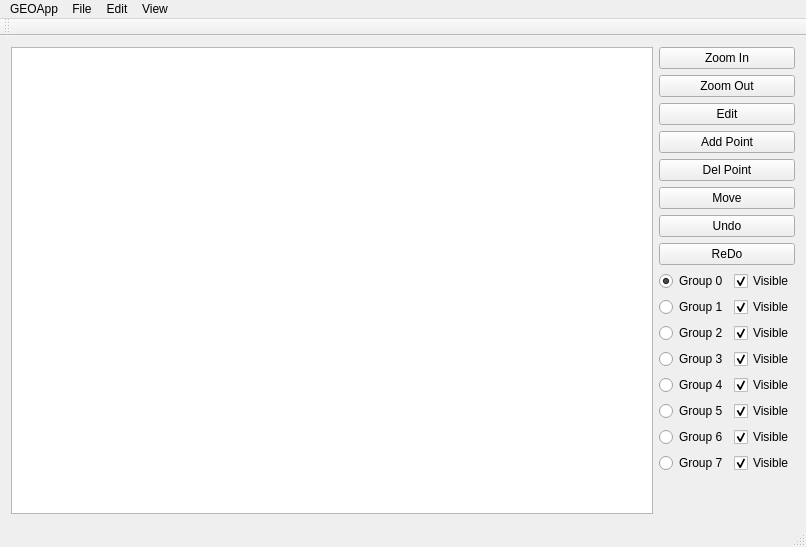
Old version of the form Geo_GUI_Application/mainwindow.ui in the repository IvanSevilla/GAT.
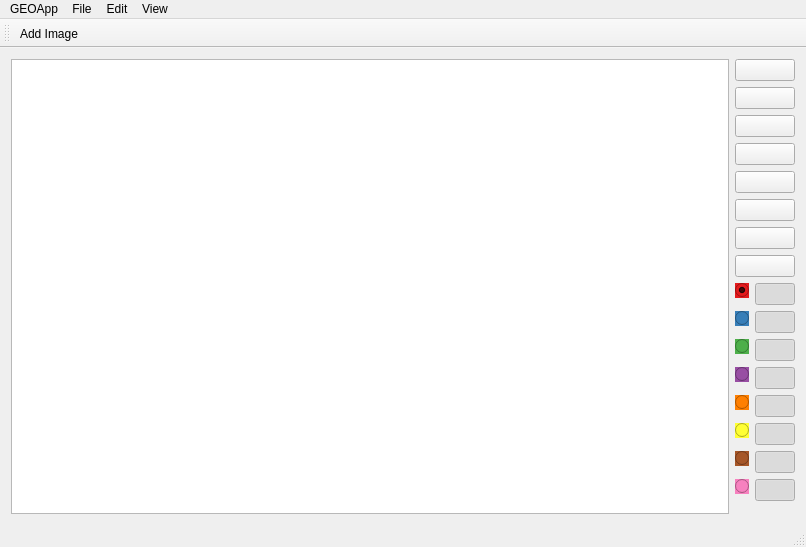
New version of the form. Icons and pictures are not drawn.

```diff
--- a/Geo_GUI_Application/mainwindow.ui
+++ b/Geo_GUI_Application/mainwindow.ui
@@ -78,21 +78,33 @@
         <item>
          <widget class="QPushButton" name="Btn_Zoom_In">
           <property name="text">
-           <string>Zoom In</string>
+           <string/>
+          </property>
+          <property name="icon">
+           <iconset resource="assets.qrc">
+            <normaloff>:/assets/search-plus.svg</normaloff>:/assets/search-plus.svg</iconset>
           </property>
          </widget>
         </item>
         <item>
          <widget class="QPushButton" name="Btn_Zoom_Out">
           <property name="text">
-           <string>Zoom Out</string>
+           <string/>
+          </property>
+          <property name="icon">
+           <iconset resource="assets.qrc">
+            <normaloff>:/assets/search-minus.svg</normaloff>:/assets/search-minus.svg</iconset>
           </property>
          </widget>
         </item>
         <item>
          <widget class="QPushButton" name="Btn_Edit">
           <property name="text">
-           <string>Edit</string>
+           <string/>
+          </property>
+          <property name="icon">
+           <iconset resource="assets.qrc">
+            <normaloff>:/assets/edit.svg</normaloff>:/assets/edit.svg</iconset>
           </property>
           <property name="checkable">
            <bool>true</bool>
@@ -104,7 +116,11 @@
           <item>
            <widget class="QPushButton" name="Btn_Add_Point">
             <property name="text">
-             <string>Add Point</string>
+             <string/>
+            </property>
+            <property name="icon">
+             <iconset resource="assets.qrc">
+              <normaloff>:/assets/plus-circle.svg</normaloff>:/assets/plus-circle.svg</iconset>
             </property>
             <property name="checkable">
              <bool>false</bool>
@@ -117,7 +133,11 @@
           <item>
            <widget class="QPushButton" name="Btn_Del_Point">
             <property name="text">
-             <string>Del Point</string>
+             <string/>
+            </property>
+            <property name="icon">
+             <iconset resource="assets.qrc">
+              <normaloff>:/assets/minus-circle.svg</normaloff>:/assets/minus-circle.svg</iconset>
             </property>
             <property name="checkable">
              <bool>false</bool>
@@ -130,7 +150,11 @@
           <item>
            <widget class="QPushButton" name="Btn_Move">
             <property name="text">
-             <string>Move</string>
+             <string/>
+            </property>
+            <property name="icon">
+             <iconset resource="assets.qrc">
+              <normaloff>:/assets/expand-arrows.svg</normaloff>:/assets/expand-arrows.svg</iconset>
             </property>
             <property name="flat">
              <bool>false</bool>
@@ -140,7 +164,11 @@
           <item>
            <widget class="QPushButton" name="Btn_Undo">
             <property name="text">
-             <string>Undo</string>
+             <string/>
+            </property>
+            <property name="icon">
+             <iconset resource="assets.qrc">
+              <normaloff>:/assets/undo.svg</normaloff>:/assets/undo.svg</iconset>
             </property>
             <property name="flat">
              <bool>false</bool>
@@ -150,7 +178,11 @@
           <item>
            <widget class="QPushButton" name="Btn_Do">
             <property name="text">
-             <string>ReDo</string>
+             <string/>
+            </property>
+            <property name="icon">
+             <iconset resource="assets.qrc">
+              <normaloff>:/assets/redo.svg</normaloff>:/assets/redo.svg</iconset>
             </property>
             <property name="flat">
              <bool>false</bool>
@@ -165,89 +197,126 @@
        <layout class="QVBoxLayout" name="verticalLayout_2">
         <item>
          <layout class="QFormLayout" name="formLayout">
-          <item row="0" column="0">
-           <widget class="QRadioButton" name="Group0">
-            <property name="text">
-             <string>Group 0</string>
-            </property>
-            <property name="checked">
-             <bool>true</bool>
-            </property>
-           </widget>
-          </item>
           <item row="1" column="0">
-           <widget class="QRadioButton" name="Group1">
+           <widget class="QRadioButton" name="Group0">
+            <property name="autoFillBackground">
+             <bool>false</bool>
+            </property>
+            <property name="styleSheet">
+             <string notr="true">
+background-color: rgb(228,26,28);</string>
+            </property>
             <property name="text">
-             <string>Group 1</string>
+             <string/>
+            </property>
+            <property name="checked">
+             <bool>true</bool>
             </property>
            </widget>
           </item>
           <item row="2" column="0">
-           <widget class="QRadioButton" name="Group2">
+           <widget class="QRadioButton" name="Group1">
+            <property name="styleSheet">
+             <string notr="true">background-color: rgb(55,126,184);</string>
+            </property>
             <property name="text">
-             <string>Group 2</string>
+             <string/>
             </property>
            </widget>
           </item>
           <item row="3" column="0">
-           <widget class="QRadioButton" name="Group3">
+           <widget class="QRadioButton" name="Group2">
+            <property name="styleSheet">
+             <string notr="true">background-color: rgb(77,175,74);</string>
+            </property>
             <property name="text">
-             <string>Group 3</string>
+             <string/>
             </property>
            </widget>
           </item>
           <item row="4" column="0">
-           <widget class="QRadioButton" name="Group4">
+           <widget class="QRadioButton" name="Group3">
+            <property name="styleSheet">
+             <string notr="true">background-color: rgb(152,78,163);</string>
+            </property>
             <property name="text">
-             <string>Group 4</string>
+             <string/>
             </property>
            </widget>
           </item>
           <item row="5" column="0">
-           <widget class="QRadioButton" name="Group5">
+           <widget class="QRadioButton" name="Group4">
+            <property name="styleSheet">
+             <string notr="true">background-color: rgb(255,127,0);</string>
+            </property>
             <property name="text">
-             <string>Group 5</string>
+             <string/>
             </property>
            </widget>
           </item>
           <item row="6" column="0">
-           <widget class="QRadioButton" name="Group6">
+           <widget class="QRadioButton" name="Group5">
+            <property name="styleSheet">
+             <string notr="true">background-color: rgb(255,255,51);</string>
+            </property>
             <property name="text">
-             <string>Group 6</string>
+             <string/>
             </property>
            </widget>
           </item>
           <item row="7" column="0">
+           <widget class="QRadioButton" name="Group6">
+            <property name="styleSheet">
+             <string notr="true">background-color: rgb(166,86,40);</string>
+            </property>
+            <property name="text">
+             <string/>
+            </property>
+           </widget>
+          </item>
+          <item row="8" column="0">
            <widget class="QRadioButton" name="Group7">
-            <property name="text">
-             <string>Group 7</string>
+            <property name="styleSheet">
+             <string notr="true">background-color: rgb(247,129,191);</string>
             </property>
-           </widget>
-          </item>
-          <item row="2" column="1">
-           <widget class="QCheckBox" name="Visibility2">
             <property name="text">
-             <string>Visible</string>
-            </property>
-            <property name="checked">
-             <bool>true</bool>
-            </property>
-           </widget>
-          </item>
-          <item row="0" column="1">
-           <widget class="QCheckBox" name="Visiblity0">
-            <property name="text">
-             <string>Visible</string>
-            </property>
-            <property name="checked">
-             <bool>true</bool>
+             <string/>
             </property>
            </widget>
           </item>
           <item row="1" column="1">
-           <widget class="QCheckBox" name="Visiblity1">
+           <widget class="QPushButton" name="Visibility0">
             <property name="text">
-             <string>Visible</string>
+             <string/>
+            </property>
+            <property name="icon">
+             <iconset resource="assets.qrc">
+              <normaloff>:/assets/eye-slash.svg</normaloff>
+              <normalon>:/assets/eye.svg</normalon>
+              <activeoff>assets/eye-slash.svg</activeoff>
+              <selectedoff>:/assets/eye-slash.svg</selectedoff>
+              <selectedon>assets/eye.svg</selectedon>:/assets/eye-slash.svg</iconset>
+            </property>
+            <property name="checkable">
+             <bool>true</bool>
+            </property>
+            <property name="checked">
+             <bool>true</bool>
+            </property>
+           </widget>
+          </item>
+          <item row="2" column="1">
+           <widget class="QPushButton" name="Visibility1">
+            <property name="text">
+             <string/>
+            </property>
+            <property name="icon">
+             <iconset resource="assets.qrc">
+              <normaloff>:/assets/eye-slash.svg</normaloff>
+              <normalon>:/assets/eye.svg</normalon>:/assets/eye-slash.svg</iconset>
+            </property>
+            <property name="checkable">
+             <bool>true</bool>
             </property>
             <property name="checked">
              <bool>true</bool>
@@ -255,9 +324,18 @@
            </widget>
           </item>
           <item row="3" column="1">
-           <widget class="QCheckBox" name="Visiblity3">
+           <widget class="QPushButton" name="Visibility2">
             <property name="text">
-             <string>Visible</string>
+             <string/>
+            </property>
+            <property name="icon">
+             <iconset resource="assets.qrc">
+              <normaloff>:/assets/eye-slash.svg</normaloff>
+              <normalon>:/assets/eye.svg</normalon>
+              <disabledoff>:/assets/eye-slash.svg</disabledoff>:/assets/eye-slash.svg</iconset>
+            </property>
+            <property name="checkable">
+             <bool>true</bool>
             </property>
             <property name="checked">
              <bool>true</bool>
@@ -265,9 +343,17 @@
            </widget>
           </item>
           <item row="4" column="1">
-           <widget class="QCheckBox" name="Visiblity4">
+           <widget class="QPushButton" name="Visibility3">
             <property name="text">
-             <string>Visible</string>
+             <string/>
+            </property>
+            <property name="icon">
+             <iconset resource="assets.qrc">
+              <normaloff>:/assets/eye-slash.svg</normaloff>
+              <normalon>:/assets/eye.svg</normalon>:/assets/eye-slash.svg</iconset>
+            </property>
+            <property name="checkable">
+             <bool>true</bool>
             </property>
             <property name="checked">
              <bool>true</bool>
@@ -275,9 +361,17 @@
            </widget>
           </item>
           <item row="5" column="1">
-           <widget class="QCheckBox" name="Visiblity5">
+           <widget class="QPushButton" name="Visibility4">
             <property name="text">
-             <string>Visible</string>
+             <string/>
+            </property>
+            <property name="icon">
+             <iconset resource="assets.qrc">
+              <normaloff>:/assets/eye-slash.svg</normaloff>
+              <normalon>:/assets/eye.svg</normalon>:/assets/eye-slash.svg</iconset>
+            </property>
+            <property name="checkable">
+             <bool>true</bool>
             </property>
             <property name="checked">
              <bool>true</bool>
@@ -285,9 +379,17 @@
            </widget>
           </item>
           <item row="6" column="1">
-           <widget class="QCheckBox" name="Visiblity6">
+           <widget class="QPushButton" name="Visibility5">
             <property name="text">
-             <string>Visible</string>
+             <string/>
+            </property>
+            <property name="icon">
+             <iconset resource="assets.qrc">
+              <normaloff>:/assets/eye-slash.svg</normaloff>
+              <normalon>:/assets/eye.svg</normalon>:/assets/eye-slash.svg</iconset>
+            </property>
+            <property name="checkable">
+             <bool>true</bool>
             </property>
             <property name="checked">
              <bool>true</bool>
@@ -295,9 +397,35 @@
            </widget>
           </item>
           <item row="7" column="1">
-           <widget class="QCheckBox" name="Visiblity7">
+           <widget class="QPushButton" name="Visibility6">
             <property name="text">
-             <string>Visible</string>
+             <string/>
+            </property>
+            <property name="icon">
+             <iconset resource="assets.qrc">
+              <normaloff>:/assets/eye-slash.svg</normaloff>
+              <normalon>:/assets/eye.svg</normalon>:/assets/eye-slash.svg</iconset>
+            </property>
+            <property name="checkable">
+             <bool>true</bool>
+            </property>
+            <property name="checked">
+             <bool>true</bool>
+            </property>
+           </widget>
+          </item>
+          <item row="8" column="1">
+           <widget class="QPushButton" name="Visibility7">
+            <property name="text">
+             <string/>
+            </property>
+            <property name="icon">
+             <iconset resource="assets.qrc">
+              <normaloff>:/assets/eye-slash.svg</normaloff>
+              <normalon>:/assets/eye.svg</normalon>:/assets/eye-slash.svg</iconset>
+            </property>
+            <property name="checkable">
+             <bool>true</bool>
             </property>
             <property name="checked">
              <bool>true</bool>
@@ -367,6 +495,7 @@
    <attribute name="toolBarBreak">
     <bool>false</bool>
    </attribute>
+   <addaction name="actionAdd_Image"/>
   </widget>
   <widget class="QStatusBar" name="statusBar"/>
   <action name="actionLoad">
```
Left out of the diff: 8 changed lines with no effect on the pictures.
